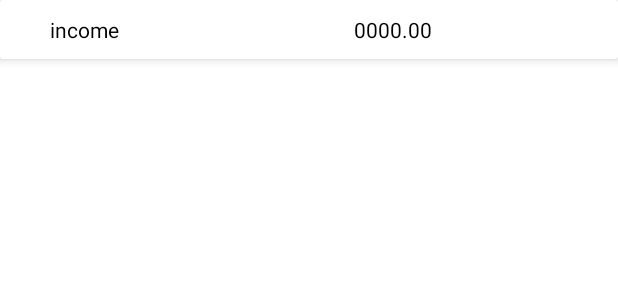
After one commit to dvp919/ExpenseManagement, an Android app: the layout fragment_income.xml on its own in the app's theme, with its tools: preview values and no code run, on a phone screen of 412 x 824 dp. The commit adds this screen. Shown: the top 300 px of the screen. Run offline under Robolectric (Android 15) with nearby library versions, the phone set to English and light mode, and no system bars.

Commit message:
initial commit new

```diff
--- /dev/null
+++ b/app/src/main/java/com/dvp/expensemanagement/incomeFragment.java
@@ -0,0 +1,64 @@
+package com.dvp.expensemanagement;
+
+import android.os.Bundle;
+
+import androidx.fragment.app.Fragment;
+
+import android.view.LayoutInflater;
+import android.view.View;
+import android.view.ViewGroup;
+
+/**
+ * A simple {@link Fragment} subclass.
+ * Use the {@link incomeFragment#newInstance} factory method to
+ * create an instance of this fragment.
+ */
+public class incomeFragment extends Fragment {
+
+    // TODO: Rename parameter arguments, choose names that match
+    // the fragment initialization parameters, e.g. ARG_ITEM_NUMBER
+    private static final String ARG_PARAM1 = "param1";
+    private static final String ARG_PARAM2 = "param2";
+
+    // TODO: Rename and change types of parameters
+    private String mParam1;
+    private String mParam2;
+
+    public incomeFragment() {
+        // Required empty public constructor
+    }
+
+    /**
+     * Use this factory method to create a new instance of
+     * this fragment using the provided parameters.
+     *
+     * @param param1 Parameter 1.
+     * @param param2 Parameter 2.
+     * @return A new instance of fragment incomeFragment.
+     */
+    // TODO: Rename and change types and number of parameters
+    public static incomeFragment newInstance(String param1, String param2) {
+        incomeFragment fragment = new incomeFragment();
+        Bundle args = new Bundle();
+        args.putString(ARG_PARAM1, param1);
+        args.putString(ARG_PARAM2, param2);
+        fragment.setArguments(args);
+        return fragment;
+    }
+
+    @Override
+    public void onCreate(Bundle savedInstanceState) {
+        super.onCreate(savedInstanceState);
+        if (getArguments() != null) {
+            mParam1 = getArguments().getString(ARG_PARAM1);
+            mParam2 = getArguments().getString(ARG_PARAM2);
+        }
+    }
+
+    @Override
+    public View onCreateView(LayoutInflater inflater, ViewGroup container,
+                             Bundle savedInstanceState) {
+        // Inflate the layout for this fragment
+        return inflater.inflate(R.layout.fragment_income, container, false);
+    }
+}
--- /dev/null
+++ b/app/src/main/res/layout/fragment_income.xml
@@ -0,0 +1,81 @@
+<?xml version="1.0" encoding="utf-8"?>
+<LinearLayout xmlns:android="http://schemas.android.com/apk/res/android"
+    xmlns:tools="http://schemas.android.com/tools"
+    android:layout_width="match_parent"
+    android:layout_height="match_parent"
+    xmlns:app="http://schemas.android.com/apk/res-auto"
+    android:orientation="vertical"
+    tools:context=".incomeFragment">
+
+
+    <androidx.cardview.widget.CardView
+        android:layout_width="match_parent"
+        android:elevation="10dp"
+        app:cardElevation="5dp"
+        android:layout_height="wrap_content">
+        <LinearLayout
+            android:layout_width="match_parent"
+            android:orientation="horizontal"
+            android:layout_height="wrap_content" >
+
+
+
+            <RelativeLayout
+                android:layout_width="0dp"
+                android:layout_weight="1"
+                android:gravity="center"
+                android:layout_margin="10dp"
+                android:layout_height="wrap_content">
+
+                <TextView
+                    android:layout_width="wrap_content"
+                    android:layout_height="wrap_content"
+                    android:textColor="@color/black"
+                    android:text="income"
+                    >
+
+                </TextView>
+
+            </RelativeLayout>
+
+
+
+            <RelativeLayout
+                android:layout_width="0dp"
+                android:layout_weight="3"
+                android:gravity="center"
+                android:layout_margin="10dp"
+                android:layout_height="wrap_content">
+
+                <TextView
+                    android:layout_width="wrap_content"
+                    android:layout_height="wrap_content"
+                    android:id="@+id/income_txt_result"
+                    android:textColor="@color/black"
+                    android:text="0000.00"
+                    >
+
+                </TextView>
+
+            </RelativeLayout>
+
+
+
+
+
+
+        </LinearLayout>
+
+    </androidx.cardview.widget.CardView>
+
+
+    <androidx.recyclerview.widget.RecyclerView
+        android:layout_width="match_parent"
+        android:id="@+id/recycler_id_income"
+        android:layout_height="match_parent"  >
+
+    </androidx.recyclerview.widget.RecyclerView>
+
+
+
+</LinearLayout>
--- a/app/src/main/res/values/strings.xml
+++ b/app/src/main/res/values/strings.xml
@@ -1,3 +1,5 @@
 <resources>
     <string name="app_name">ExpenseManagement</string>
+    <!-- TODO: Remove or change this placeholder text -->
+    <string name="hello_blank_fragment">Hello blank fragment</string>
 </resources>
```
